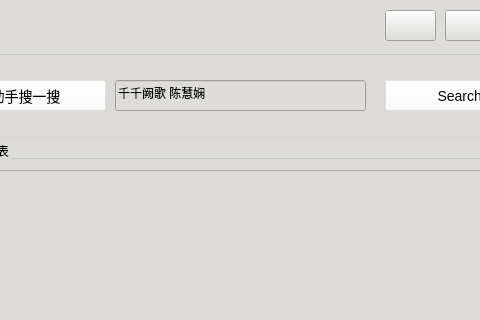
Before: the Qt Designer form mainwindow.ui in NGUAlexZhang/ubuntu-music-player, drawn with Qt 5; both pictures show x 115 to 595 and y 0 to 320 of the 706 by 543 pixel window.
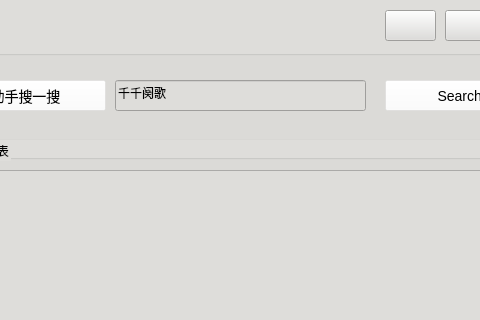
After: the same form once the commit is applied. Icons and pictures are not drawn.

Commit message: add:set vaolume

Patch:
```diff
--- a/mainwindow.ui
+++ b/mainwindow.ui
@@ -131,7 +131,7 @@
       <string notr="true">color: black</string>
      </property>
      <property name="text">
-      <string>千千阙歌 陈慧娴</string>
+      <string>千千阕歌</string>
      </property>
     </widget>
     <widget class="QPushButton" name="pushButton_Search">
```
The commit also changes 2 other files.
